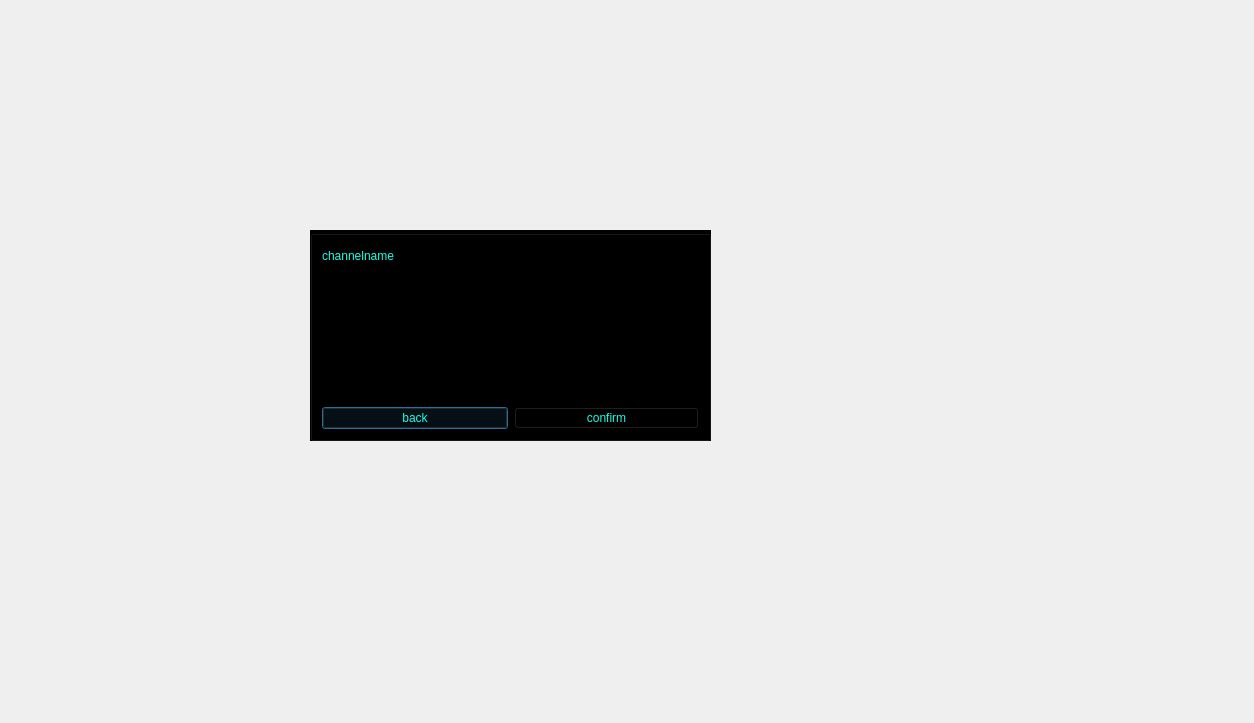
This is massenger/joinchannel_dialog.ui in MahanBeidokhti/AP-Messenger as Qt 5 draws it before an edit. The edited form follows.
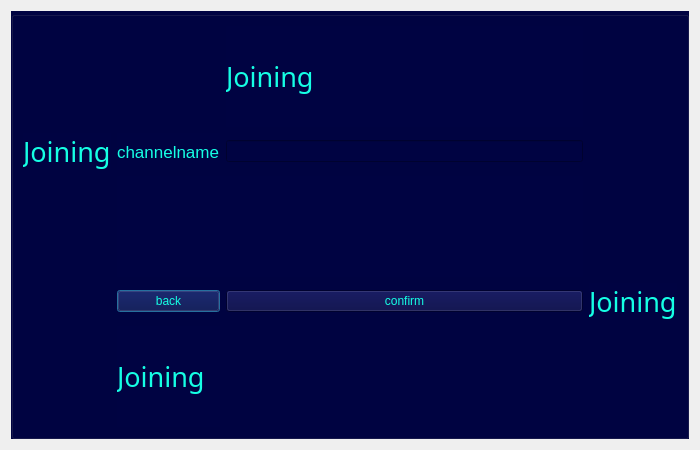
This is the edited form. Icons and pictures are not drawn.

What changed in the file:
```diff
--- a/massenger/joinchannel_dialog.ui
+++ b/massenger/joinchannel_dialog.ui
@@ -6,78 +6,146 @@
    <rect>
     <x>0</x>
     <y>0</y>
-    <width>1254</width>
-    <height>723</height>
+    <width>700</width>
+    <height>450</height>
    </rect>
   </property>
+  <property name="font">
+   <font>
+    <pointsize>5</pointsize>
+   </font>
+  </property>
   <property name="windowTitle">
    <string>Dialog</string>
   </property>
   <property name="styleSheet">
    <string notr="true">background-image: url(:/Source/@metawalls.jpg);</string>
   </property>
+  <layout class="QGridLayout" name="gridLayout">
+   <item row="0" column="0">
   <widget class="QGroupBox" name="channelinformation_groupBox">
-   <property name="geometry">
-    <rect>
-     <x>310</x>
-     <y>230</y>
-     <width>401</width>
-     <height>211</height>
-    </rect>
-   </property>
    <property name="styleSheet">
-    <string notr="true">background-color: rgb(0, 0, 0);
-color: rgb(21, 255, 228);</string>
+      <string notr="true">color: rgb(21, 255, 228);
+background-color: rgb(0, 3, 66);</string>
    </property>
    <property name="title">
     <string/>
    </property>
    <layout class="QGridLayout" name="gridLayout_2">
-    <item row="0" column="0" colspan="2">
-     <layout class="QHBoxLayout" name="horizontalLayout_3">
-      <item>
+      <item row="0" column="2">
+       <widget class="QLabel" name="label">
+        <property name="font">
+         <font>
+          <family>Showcard Gothic</family>
+          <pointsize>20</pointsize>
+         </font>
+        </property>
+        <property name="text">
+         <string>Joining</string>
+        </property>
+       </widget>
+      </item>
+      <item row="1" column="0">
+       <widget class="QLabel" name="label_3">
+        <property name="font">
+         <font>
+          <family>Baskerville Old Face</family>
+          <pointsize>20</pointsize>
+         </font>
+        </property>
+        <property name="text">
+         <string>Joining</string>
+        </property>
+       </widget>
+      </item>
+      <item row="1" column="1">
        <widget class="QLabel" name="label_2">
+        <property name="font">
+         <font>
+          <pointsize>13</pointsize>
+         </font>
+        </property>
         <property name="text">
          <string>channelname</string>
         </property>
        </widget>
       </item>
-      <item>
-       <widget class="QLineEdit" name="channelname_lineEdit"/>
+      <item row="1" column="2">
+       <widget class="QLineEdit" name="channelname_lineEdit">
+        <property name="text">
+         <string/>
+        </property>
+       </widget>
       </item>
-     </layout>
-    </item>
-    <item row="2" column="0">
+      <item row="2" column="1" colspan="2">
+       <widget class="QLabel" name="error_label">
+        <property name="font">
+         <font>
+          <family>Segoe UI</family>
+          <pointsize>9</pointsize>
+          <italic>false</italic>
+          <bold>true</bold>
+         </font>
+        </property>
+        <property name="styleSheet">
+         <string notr="true">color: rgb(255, 3, 3);
+font: 700 9pt &quot;Segoe UI&quot;;</string>
+        </property>
+        <property name="text">
+         <string/>
+        </property>
+        <property name="alignment">
+         <set>Qt::AlignCenter</set>
+        </property>
+       </widget>
+      </item>
+      <item row="3" column="1">
      <widget class="QPushButton" name="back_pushButton">
       <property name="text">
        <string>back</string>
       </property>
      </widget>
     </item>
-    <item row="2" column="1">
+      <item row="3" column="2">
      <widget class="QPushButton" name="confirm_pushButton">
       <property name="text">
        <string>confirm</string>
       </property>
-     </widget>
-    </item>
-    <item row="1" column="0" colspan="2">
-     <widget class="QLabel" name="error_label">
+        <property name="shortcut">
+         <string>Enter</string>
+        </property>
+       </widget>
+      </item>
+      <item row="3" column="3">
+       <widget class="QLabel" name="label_4">
       <property name="font">
        <font>
-        <pointsize>10</pointsize>
+          <family>Tempus Sans ITC</family>
+          <pointsize>20</pointsize>
        </font>
       </property>
       <property name="text">
-       <string/>
-      </property>
-      <property name="alignment">
-       <set>Qt::AlignCenter</set>
-      </property>
+         <string>Joining</string>
+        </property>
+       </widget>
+      </item>
+      <item row="4" column="1">
+       <widget class="QLabel" name="label_5">
+        <property name="font">
+         <font>
+          <family>Segoe Script</family>
+          <pointsize>20</pointsize>
+         </font>
+        </property>
+        <property name="text">
+         <string>Joining</string>
+        </property>
      </widget>
     </item>
    </layout>
   </widget>
+   </item>
+  </layout>
  </widget>
  <resources/>
  <connections/>
```
Left out of the diff: 4 changed lines with no effect on the pictures. Lines whose indentation alone changed are shown as unchanged.
